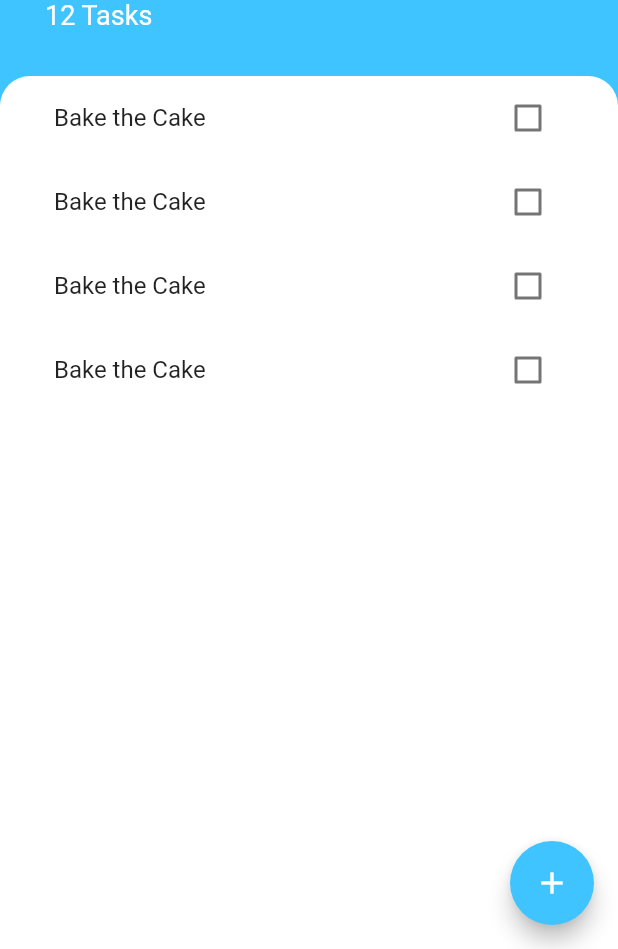
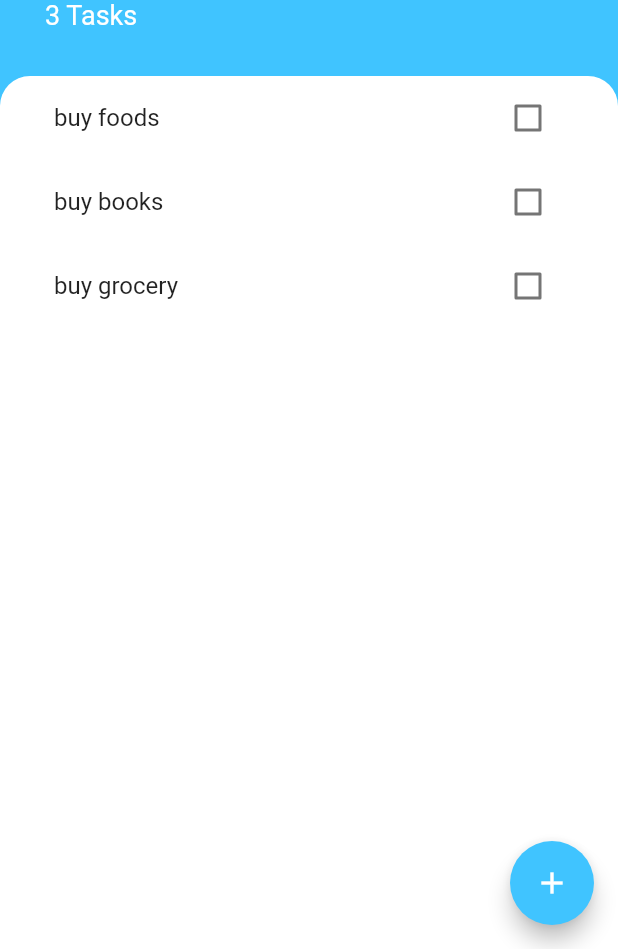
Before and after one commit to nik25s/todoey, a Flutter app: the screen it shows after launch, on a phone screen of 412 x 824 dp, the part 287-1236 px from its top. Run offline on Flutter 3.47's test engine with Material 2 defaults, Android fonts, the phone set to English and light mode, and no system bars; our stand-ins replace carousel_slider.

Commit message:
create new task added by pressing Add button

```diff
--- a/lib/main.dart
+++ b/lib/main.dart
@@ -5,6 +5,7 @@ void main() {
 }
 
 class MyApp extends StatelessWidget {
+
   @override
   Widget build(BuildContext context) {
     return MaterialApp(
--- /dev/null
+++ b/lib/models/task.dart
@@ -0,0 +1,11 @@
+import 'package:flutter/material.dart';
+
+class Task{
+  final String name;
+  bool isDone;
+  Task({required this.name,  this.isDone=false});
+
+  void toggleDone(){
+    isDone=!isDone;
+  }
+}
--- a/lib/screens/task_screen.dart
+++ b/lib/screens/task_screen.dart
@@ -4,8 +4,19 @@ import 'package:carousel_slider/carousel_slider.dart';
 import 'package:todoey/widgets/task_list.dart';
 import 'package:todoey/widgets/task_tile.dart';
 import 'package:todoey/widgets/bottom_sheet.dart';
-class TaskScreen extends StatelessWidget {
+import 'package:todoey/models/task.dart';
+class TaskScreen extends StatefulWidget {
 
+  @override
+  State<TaskScreen> createState() => _TaskScreenState();
+}
+
+class _TaskScreenState extends State<TaskScreen> {
+   List<Task> tasks = [
+    Task(name: 'buy foods'),
+    Task(name: 'buy books'),
+    Task(name: 'buy grocery'),
+  ];
   @override
   Widget build(BuildContext context) {
     return Scaffold(
@@ -15,7 +26,15 @@ class TaskScreen extends StatelessWidget {
         onPressed: (() {
           showModalBottomSheet<void>(
             context: context,
-            builder: buildbottomsheet );
+            builder: (context)=>bottomsheet(
+              (newtasktitle){
+                setState(() {
+                tasks.add(Task(name: newtasktitle));
+                });
+                Navigator.pop(context);
+            },
+            ),
+             );
         }),
         child: Icon(Icons.add),
       ),
@@ -44,7 +63,7 @@ class TaskScreen extends StatelessWidget {
                   style: TextStyle(color: Colors.white,fontWeight:FontWeight.w700,fontSize: 50),
                 ),
                 Text(
-                  '12 Tasks',
+                  '${tasks.length} Tasks',
                   style: TextStyle(color: Colors.white,fontSize: 18),
                 ),
 
@@ -59,7 +78,7 @@ class TaskScreen extends StatelessWidget {
 
                       borderRadius:BorderRadius.only(topLeft:Radius.circular(20),topRight: Radius.circular(20)),
                       ),
-                      child: TaskList(),
+                      child: TaskList(tasks),
                   ),
                 ),
         ],
--- a/lib/widgets/task_list.dart
+++ b/lib/widgets/task_list.dart
@@ -1,21 +1,33 @@
 import 'package:flutter/material.dart';
+import '../models/task.dart';
 import 'task_tile.dart';
-class TaskList extends StatelessWidget {
-  const TaskList({
-    Key? key,
-  }) : super(key: key);
+
+class TaskList extends StatefulWidget {
+
+  final List<Task> tasks;
+  TaskList(this.tasks);
+  @override
+  State<TaskList> createState() => _TaskListState();
+}
+
+class _TaskListState extends State<TaskList> {
+
 
   @override
   Widget build(BuildContext context) {
-    return ListView(
-      scrollDirection: Axis.vertical,
-      children: [
-        TaskTile(),
-        TaskTile(),
-        TaskTile(),
-        TaskTile(),
-
-      ],
-      );
+    return ListView.builder(
+      itemBuilder: (context, index) {
+        return TaskTile(
+            isChecked: widget.tasks[index].isDone,
+            textTitle: widget.tasks[index].name,
+            checkboxCallback: () {
+              setState(() {
+                widget.tasks[index].toggleDone();
+              });
+            },
+            );
+      },
+      itemCount: widget.tasks.length,
+    );
   }
 }
--- a/lib/widgets/task_tile.dart
+++ b/lib/widgets/task_tile.dart
@@ -1,34 +1,22 @@
 import 'package:flutter/material.dart';
 class TaskTile extends StatelessWidget {
-  const TaskTile({
-    Key? key,
-  }) : super(key: key);
+ final bool isChecked;
+  final String textTitle;
+  final Function checkboxCallback;
 
+    TaskTile({required this.isChecked,required this.textTitle,required this.checkboxCallback});
   @override
+
   Widget build(BuildContext context) {
     return ListTile(
-      title: Text('Bake the Cake'),
-      trailing: Taskcheckbox(),
+      title: Text(textTitle,style:TextStyle(decoration:isChecked ? TextDecoration.lineThrough:null)),
+      trailing: Checkbox(
+        activeColor: Colors.lightBlueAccent,
+        value: isChecked,
+        onChanged:((value) {
+         checkboxCallback();
+        }),
+      ),
     );
   }
 }
-
-class Taskcheckbox extends StatefulWidget {
-  @override
-  State<Taskcheckbox> createState() => _TaskcheckboxState();
-}
-
-class _TaskcheckboxState extends State<Taskcheckbox> {
-  bool ischecked=false;
-  @override
-  Widget build(BuildContext context) {
-    return Checkbox(
-    value: ischecked,
-    activeColor: Colors.lightBlueAccent,
-     onChanged: (newValue) {
-      setState(() {
-        ischecked=newValue!;
-      });
-       },);
-  }
-}
```
Also changed, not shown: lib/widgets/bottom_sheet.dart (+16 -2 lines).
